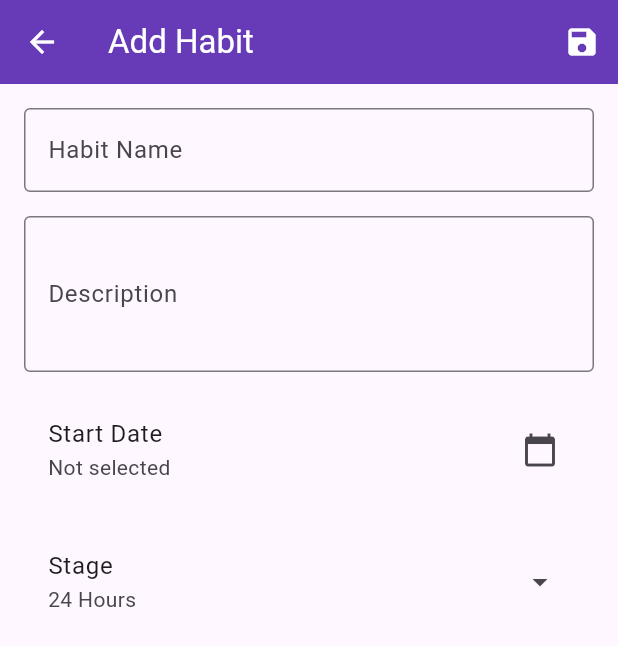
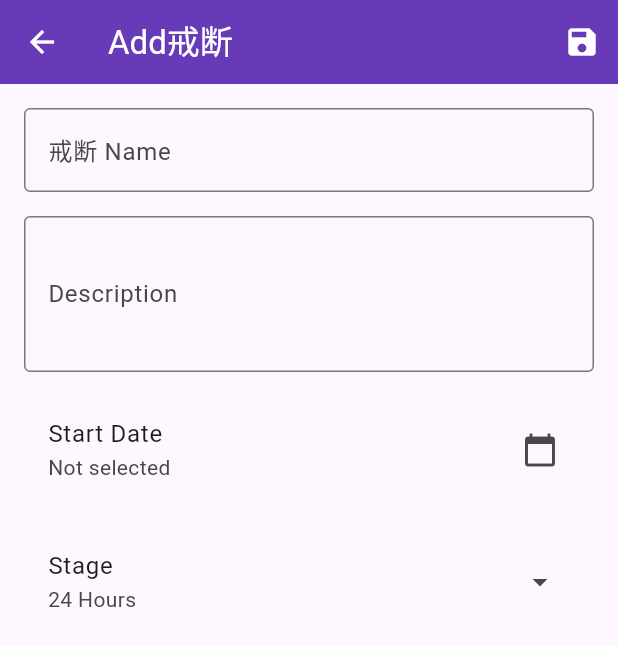
Before and after one commit to tamakooooo/habitbreaker, a Flutter app: the AddHabitScreen screen opened by its route, on a phone screen of 412 x 824 dp. Shown: the top 646 px of the screen. Run offline on Flutter 3.47's test engine with Material 3 defaults, Android fonts, the phone set to English and light mode, and no system bars; our stand-ins replace equatable, fl_chart, flutter_local_notifications, flutter_riverpod, go_router, hive and 3 more; missing offline and left inert: workmanager; accounts and stored records are empty.

Commit message:
将应用中所有与习惯相关的描述文本统一修改为戒断

```diff
--- a/lib/localization/app_localizations.dart
+++ b/lib/localization/app_localizations.dart
@@ -14,18 +14,18 @@ class AppLocalizations {
       'app_name': '戒断不良习惯',
       'welcome_message': 'Welcome to戒断不良习惯 App!',
       'start_building_habits': 'Start breaking bad habits today.',
-      'view_my_habits': 'View My Habits',
+      'view_my_habits': 'View My戒断',
       'view_statistics': 'View Statistics',
-      'my_habits': 'My Habits',
-      'add_habit': 'Add Habit',
-      'no_habits_yet': 'No habits yet. Add your first habit!',
-      'habit_details': 'Habit Details',
+      'my_habits': 'My戒断',
+      'add_habit': 'Add戒断',
+      'no_habits_yet': 'No戒断 yet. Add your first戒断!',
+      'habit_details': '戒断 Details',
       'statistics': 'Statistics',
-      'total_habits': 'Total Habits',
+      'total_habits': 'Total戒断',
       'completed': 'Completed',
       'total_streaks': 'Total Streaks',
       'avg_streak': 'Avg. Streak',
-      'habit_completion_over_time': 'Habit Completion Over Time',
+      'habit_completion_over_time': '戒断 Completion Over Time',
       'login': 'Login',
       'signup': 'Sign Up',
       'email': 'Email',
@@ -35,7 +35,7 @@ class AppLocalizations {
       'dont_have_account': 'Don\'t have an account? Sign up',
       'already_have_account': 'Already have an account? Login',
       'continue_as_guest': 'Continue as Guest',
-      'habit_name': 'Habit Name',
+      'habit_name': '戒断 Name',
       'description': 'Description',
       'start_date': 'Start Date',
       'target_end_date': 'Target End Date',
@@ -57,18 +57,18 @@ class AppLocalizations {
       'app_name': '戒断不良习惯',
       'welcome_message': '欢迎使用戒断不良习惯应用！',
       'start_building_habits': '开始戒断不良习惯。',
-      'view_my_habits': '查看我的习惯',
+      'view_my_habits': '查看我的戒断',
       'view_statistics': '查看统计',
-      'my_habits': '我的习惯',
-      'add_habit': '添加习惯',
-      'no_habits_yet': '还没有习惯。添加你的第一个习惯！',
-      'habit_details': '习惯详情',
+      'my_habits': '我的戒断',
+      'add_habit': '添加戒断',
+      'no_habits_yet': '还没有戒断。添加你的第一个戒断！',
+      'habit_details': '戒断详情',
       'statistics': '统计',
-      'total_habits': '总习惯数',
+      'total_habits': '总戒断数',
       'completed': '已完成',
       'total_streaks': '总连续天数',
       'avg_streak': '平均连续天数',
-      'habit_completion_over_time': '习惯完成情况',
+      'habit_completion_over_time': '戒断完成情况',
       'login': '登录',
       'signup': '注册',
       'email': '邮箱',
@@ -78,7 +78,7 @@ class AppLocalizations {
       'dont_have_account': '没有账户？注册',
       'already_have_account': '已有账户？登录',
       'continue_as_guest': '以访客身份继续',
-      'habit_name': '习惯名称',
+      'habit_name': '戒断名称',
       'description': '描述',
       'start_date': '开始日期',
       'target_end_date': '目标结束日期',
```
